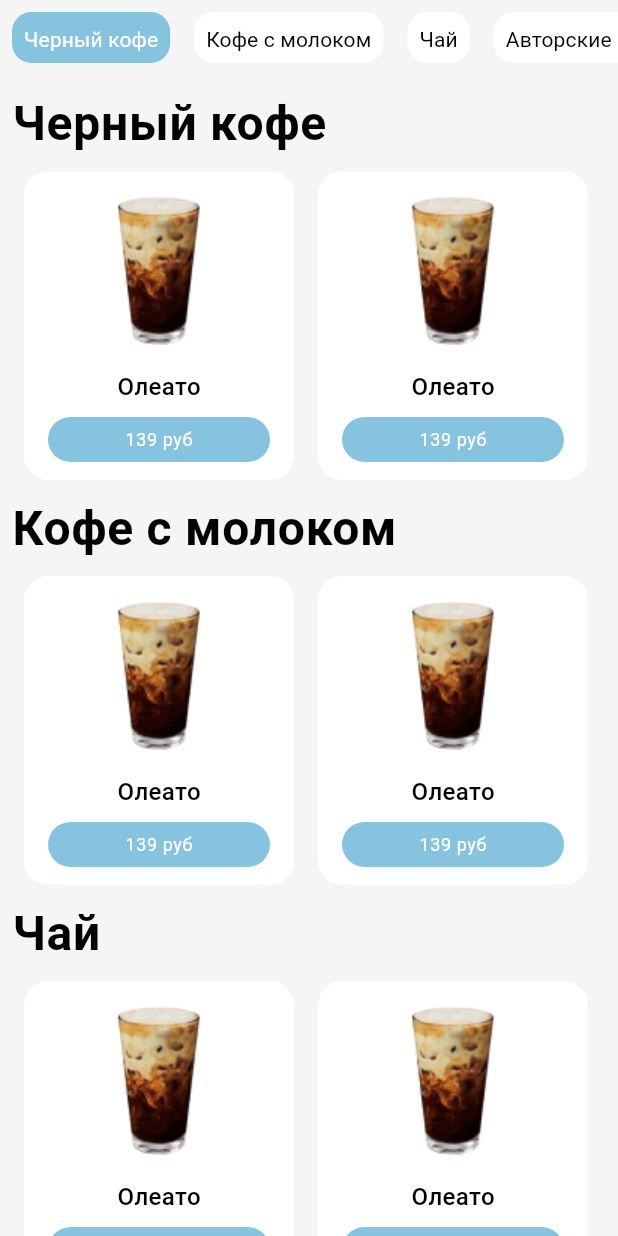
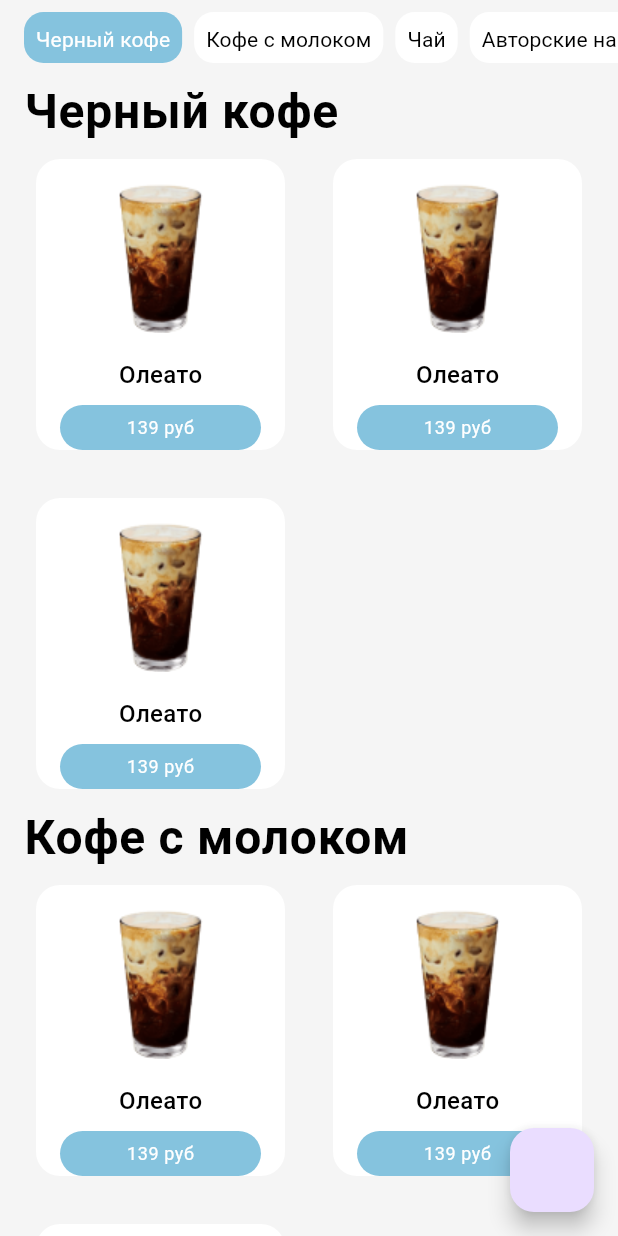
Before and after one commit to DeVoytinc/coffe_shop, a Flutter app: the screen it shows after launch, on a phone screen of 412 x 824 dp. Run offline on Flutter 3.47's test engine with Material 3 defaults, Android fonts, the phone set to English and light mode, and no system bars.

Commit message:
Added floating action button

```diff
--- a/lib/src/features/menu/view/menu_screen.dart
+++ b/lib/src/features/menu/view/menu_screen.dart
@@ -2,6 +2,7 @@ import 'package:coffe_shop/src/features/menu/data/test_data.dart';
 import 'package:coffe_shop/src/features/menu/view/widget/menu_item.dart';
 import 'package:coffe_shop/src/theme/app_colors.dart';
 import 'package:flutter/material.dart';
+import 'package:flutter/rendering.dart';
 
 class MenuScreen extends StatefulWidget {
   const MenuScreen({super.key});
@@ -11,52 +12,114 @@ class MenuScreen extends StatefulWidget {
 }
 
 class _MenuScreenState extends State<MenuScreen> {
-  final _categoryContainerHeight = 270.0;
-  final ScrollController _scrollController = ScrollController();
-  int _currentScrollIndex = 0;
+  final ScrollController _menuController = ScrollController();
+  final ScrollController _categoryController = ScrollController();
+  List<GlobalKey> _keysForMenuCategories = [];
+  List<GlobalKey> _keysForLinkCategories = [];
+  int _currentCategoryIndex = 0;
+  double _sumCategoryHeight = 0;
 
   @override
   void initState() {
     super.initState();
-
-    _scrollController.addListener(_updateScrollIndicator);
+    _menuController.addListener(_menuScrollListener);
+    _keysForMenuCategories = List.generate(menu.length, (index) => GlobalKey());
+    _keysForLinkCategories = List.generate(menu.length, (index) => GlobalKey());
+    WidgetsBinding.instance.addPostFrameCallback(
+      (_) => _sumCategoryHeight =
+          _keysForMenuCategories[0].currentContext!.size!.height,
+    );
   }
 
-  void _updateScrollIndicator() {
+  void _menuScrollListener() {
+    if (_menuController.position.userScrollDirection ==
+            ScrollDirection.reverse &&
+        _menuController.offset > _sumCategoryHeight) {
+      if (_currentCategoryIndex < menu.length - 1) {
         setState(() {
-      _currentScrollIndex =
-          _scrollController.offset ~/ _categoryContainerHeight;
+          _currentCategoryIndex++;
+        });
+        _sumCategoryHeight += _getActiveCategoryItemHeight();
+      }
+    } else if (_menuController.position.userScrollDirection ==
+            ScrollDirection.forward &&
+        _menuController.offset <
+            _sumCategoryHeight - _getActiveCategoryItemHeight()) {
+      if (_currentCategoryIndex > 0) {
+        _sumCategoryHeight -= _getActiveCategoryItemHeight();
+        setState(() {
+          _currentCategoryIndex--;
         });
       }
+    }
+    _categoriesSrollTo(_currentCategoryIndex);
+  }
 
-  void _onNumberTap(int index) {
-    _scrollController.animateTo(
-      index * _categoryContainerHeight,
+  double _getActiveCategoryItemHeight() {
+    return _keysForMenuCategories[_currentCategoryIndex]
+        .currentContext!
+        .size!
+        .height;
+  }
+
+  void _onCategoryTap(int index) {
+    setState(() {
+      _currentCategoryIndex = index;
+    });
+
+    _sumCategoryHeight = 0;
+    for (var i = 0; i <= index; i++) {
+      _sumCategoryHeight +=
+          _keysForMenuCategories[i].currentContext!.size!.height;
+    }
+
+    _menuScrollTo(index);
+    _categoriesSrollTo(index);
+  }
+
+  void _menuScrollTo(int index) {
+    Scrollable.ensureVisible(
+      _keysForMenuCategories[index].currentContext!,
       duration: const Duration(milliseconds: 200),
-      curve: Curves.ease,
+    );
+  }
+
+  void _categoriesSrollTo(int index) {
+    Scrollable.ensureVisible(
+      _keysForLinkCategories[index].currentContext!,
+      duration: const Duration(milliseconds: 200),
     );
   }
 
   @override
   Widget build(BuildContext context) => Scaffold(
+        floatingActionButton: Visibility(
+          visible: true,
+          child: FloatingActionButton(onPressed: () {}),
+        ),
         body: SafeArea(
           child: Column(
             children: [
               SizedBox(
                 height: 50,
-                width: double.infinity,
-                child: ListView.builder(
+                child: ListView.separated(
+                  controller: _categoryController,
                   scrollDirection: Axis.horizontal,
                   itemCount: menu.length,
-                  itemBuilder: (context, index) => Padding(
-                    padding: const EdgeInsets.all(8.0),
-                    child: GestureDetector(
-                      onTap: () => _onNumberTap(index),
+                  padding:
+                      const EdgeInsets.symmetric(horizontal: 16, vertical: 8),
+                  separatorBuilder: (BuildContext context, int index) =>
+                      const SizedBox(
+                    width: 8,
+                  ),
+                  itemBuilder: (context, index) => GestureDetector(
+                    key: _keysForLinkCategories[index],
+                    onTap: () => _onCategoryTap(index),
                     child: DecoratedBox(
                       decoration: BoxDecoration(
                         borderRadius:
                             const BorderRadius.all(Radius.circular(13)),
-                          color: index == _currentScrollIndex
+                        color: index == _currentCategoryIndex
                             ? AppColors.primary
                             : Colors.white,
                       ),
@@ -69,7 +132,7 @@ class _MenuScreenState extends State<MenuScreen> {
                                 .textTheme
                                 .titleSmall
                                 ?.copyWith(
-                                    color: index == _currentScrollIndex
+                                  color: index == _currentCategoryIndex
                                       ? Colors.white
                                       : Colors.black,
                                 ),
@@ -80,32 +143,41 @@ class _MenuScreenState extends State<MenuScreen> {
                   ),
                 ),
               ),
-              ),
               Expanded(
-                child: ListView.builder(
-                  controller: _scrollController,
-                  itemCount: menu.length,
-                  padding: const EdgeInsets.all(8.0),
-                  itemBuilder: (context, indexCategory) => SizedBox(
-                    height: _categoryContainerHeight,
+                child: Padding(
+                  padding: const EdgeInsets.symmetric(horizontal: 16.0),
+                  child: SingleChildScrollView(
+                    controller: _menuController,
                     child: Column(
+                      crossAxisAlignment: CrossAxisAlignment.start,
+                      children: List.generate(
+                        menu.length,
+                        (indexCategory) => Column(
+                          key: _keysForMenuCategories[indexCategory],
                           crossAxisAlignment: CrossAxisAlignment.start,
                           children: [
                             Text(
                               menu[indexCategory].name,
                               style: Theme.of(context).textTheme.bodyLarge,
                             ),
-                        Expanded(
-                          child: ListView.builder(
-                            scrollDirection: Axis.horizontal,
+                            GridView.builder(
+                              gridDelegate:
+                                  const SliverGridDelegateWithFixedCrossAxisCount(
+                                crossAxisCount: 2,
+                                crossAxisSpacing: 16,
+                                mainAxisSpacing: 16,
+                                mainAxisExtent: 210,
+                              ),
+                              physics: const NeverScrollableScrollPhysics(),
+                              shrinkWrap: true,
                               itemCount: menu[indexCategory].items.length,
-                            itemBuilder: (context, indexItem) => MenuItem(
-                              menuItemModel:
-                                  menu[indexCategory].items[indexItem],
-                            ),
+                              itemBuilder: (context, index) => MenuItem(
+                                menuItemModel: menu[indexCategory].items[index],
                               ),
                             ),
                           ],
+                        ),
+                      ),
                     ),
                   ),
                 ),
```
Lines whose indentation alone changed are shown as unchanged.
